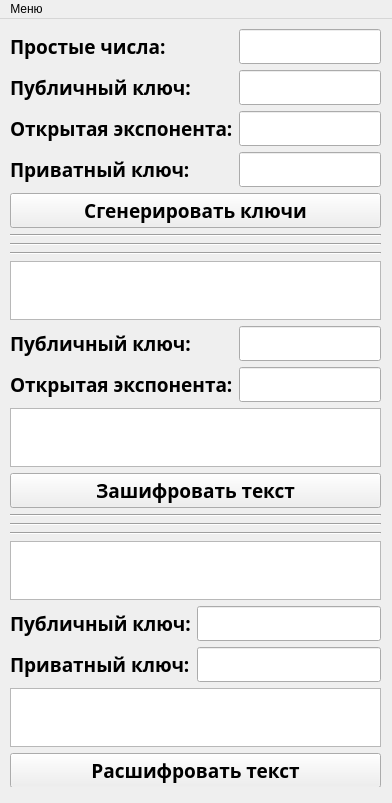
jim-py/rsa_interface, file form.ui: the form before one commit.
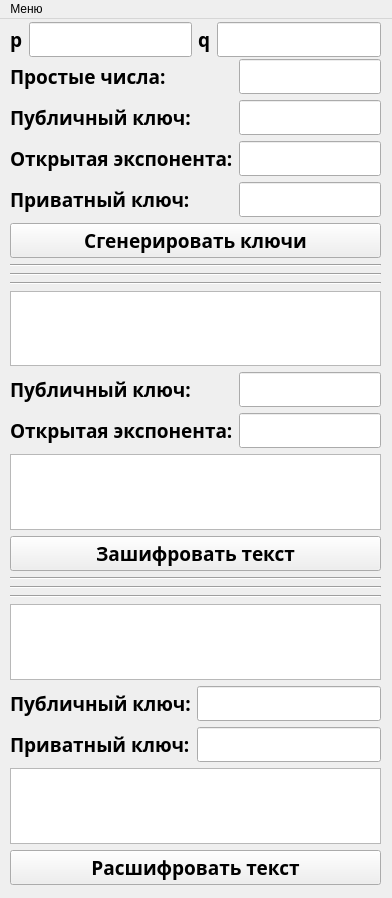
The form after the commit.

Patch:
```diff
--- a/form.ui
+++ b/form.ui
@@ -7,7 +7,7 @@
     <x>0</x>
     <y>0</y>
     <width>392</width>
-    <height>803</height>
+    <height>898</height>
    </rect>
   </property>
   <property name="sizePolicy">
@@ -24,15 +24,16 @@
     <property name="geometry">
      <rect>
       <x>10</x>
-      <y>10</y>
+      <y>40</y>
       <width>371</width>
-      <height>758</height>
+      <height>826</height>
      </rect>
     </property>
     <property name="font">
      <font>
       <family>Montserrat SemiBold</family>
       <pointsize>14</pointsize>
+      <weight>75</weight>
       <bold>true</bold>
      </font>
     </property>
@@ -45,6 +46,7 @@
           <font>
            <family>Montserrat SemiBold</family>
            <pointsize>14</pointsize>
+           <weight>75</weight>
            <bold>true</bold>
           </font>
          </property>
@@ -53,87 +55,94 @@
          </property>
         </widget>
        </item>
-       <item row="1" column="0">
-        <widget class="QLabel" name="label_2">
-         <property name="font">
-          <font>
-           <family>Montserrat SemiBold</family>
-           <pointsize>14</pointsize>
-           <bold>true</bold>
-          </font>
-         </property>
-         <property name="text">
-          <string>Публичный ключ:</string>
-         </property>
-        </widget>
-       </item>
-       <item row="2" column="0">
-        <widget class="QLabel" name="label_4">
-         <property name="font">
-          <font>
-           <family>Montserrat SemiBold</family>
-           <pointsize>14</pointsize>
-           <bold>true</bold>
-          </font>
-         </property>
-         <property name="text">
-          <string>Открытая экспонента:</string>
-         </property>
-        </widget>
-       </item>
-       <item row="3" column="0">
-        <widget class="QLabel" name="label_3">
-         <property name="font">
-          <font>
-           <family>Montserrat SemiBold</family>
-           <pointsize>14</pointsize>
-           <bold>true</bold>
-          </font>
-         </property>
-         <property name="text">
-          <string>Приватный ключ:</string>
-         </property>
-        </widget>
-       </item>
        <item row="0" column="1">
         <widget class="QLineEdit" name="lineEdit">
          <property name="font">
           <font>
            <family>Montserrat SemiBold</family>
            <pointsize>14</pointsize>
+           <weight>75</weight>
            <bold>true</bold>
           </font>
          </property>
         </widget>
        </item>
+       <item row="1" column="0">
+        <widget class="QLabel" name="label_2">
+         <property name="font">
+          <font>
+           <family>Montserrat SemiBold</family>
+           <pointsize>14</pointsize>
+           <weight>75</weight>
+           <bold>true</bold>
+          </font>
+         </property>
+         <property name="text">
+          <string>Публичный ключ:</string>
+         </property>
+        </widget>
+       </item>
        <item row="1" column="1">
         <widget class="QLineEdit" name="lineEdit_2">
          <property name="font">
           <font>
            <family>Montserrat SemiBold</family>
            <pointsize>14</pointsize>
+           <weight>75</weight>
            <bold>true</bold>
           </font>
          </property>
         </widget>
        </item>
+       <item row="2" column="0">
+        <widget class="QLabel" name="label_4">
+         <property name="font">
+          <font>
+           <family>Montserrat SemiBold</family>
+           <pointsize>14</pointsize>
+           <weight>75</weight>
+           <bold>true</bold>
+          </font>
+         </property>
+         <property name="text">
+          <string>Открытая экспонента:</string>
+         </property>
+        </widget>
+       </item>
        <item row="2" column="1">
         <widget class="QLineEdit" name="lineEdit_4">
          <property name="font">
           <font>
            <family>Montserrat SemiBold</family>
            <pointsize>14</pointsize>
+           <weight>75</weight>
            <bold>true</bold>
           </font>
          </property>
         </widget>
        </item>
+       <item row="3" column="0">
+        <widget class="QLabel" name="label_3">
+         <property name="font">
+          <font>
+           <family>Montserrat SemiBold</family>
+           <pointsize>14</pointsize>
+           <weight>75</weight>
+           <bold>true</bold>
+          </font>
+         </property>
+         <property name="text">
+          <string>Приватный ключ:</string>
+         </property>
+        </widget>
+       </item>
        <item row="3" column="1">
         <widget class="QLineEdit" name="lineEdit_3">
          <property name="font">
           <font>
            <family>Montserrat SemiBold</family>
            <pointsize>14</pointsize>
+           <weight>75</weight>
            <bold>true</bold>
           </font>
          </property>
@@ -145,6 +154,7 @@
           <font>
            <family>Montserrat SemiBold</family>
            <pointsize>14</pointsize>
+           <weight>75</weight>
            <bold>true</bold>
           </font>
          </property>
@@ -184,6 +194,7 @@
           <font>
            <family>Montserrat SemiBold</family>
            <pointsize>14</pointsize>
+           <weight>75</weight>
            <bold>true</bold>
           </font>
          </property>
@@ -195,6 +206,7 @@
           <font>
            <family>Montserrat SemiBold</family>
            <pointsize>14</pointsize>
+           <weight>75</weight>
            <bold>true</bold>
           </font>
          </property>
@@ -209,6 +221,7 @@
           <font>
            <family>Montserrat SemiBold</family>
            <pointsize>14</pointsize>
+           <weight>75</weight>
            <bold>true</bold>
           </font>
          </property>
@@ -220,6 +233,7 @@
           <font>
            <family>Montserrat SemiBold</family>
            <pointsize>14</pointsize>
+           <weight>75</weight>
            <bold>true</bold>
           </font>
          </property>
@@ -234,6 +248,7 @@
           <font>
            <family>Montserrat SemiBold</family>
            <pointsize>14</pointsize>
+           <weight>75</weight>
            <bold>true</bold>
           </font>
          </property>
@@ -244,7 +259,8 @@
          <property name="font">
           <font>
            <family>Montserrat SemiBold</family>
-           <pointsize>14</pointsize>
+           <pointsize>9</pointsize>
+           <weight>75</weight>
            <bold>true</bold>
           </font>
          </property>
@@ -256,6 +272,7 @@
           <font>
            <family>Montserrat SemiBold</family>
            <pointsize>14</pointsize>
+           <weight>75</weight>
            <bold>true</bold>
           </font>
          </property>
@@ -294,7 +311,8 @@
          <property name="font">
           <font>
            <family>Montserrat SemiBold</family>
-           <pointsize>14</pointsize>
+           <pointsize>9</pointsize>
+           <weight>75</weight>
            <bold>true</bold>
           </font>
          </property>
@@ -306,6 +324,7 @@
           <font>
            <family>Montserrat SemiBold</family>
            <pointsize>14</pointsize>
+           <weight>75</weight>
            <bold>true</bold>
           </font>
          </property>
@@ -320,6 +339,7 @@
           <font>
            <family>Montserrat SemiBold</family>
            <pointsize>14</pointsize>
+           <weight>75</weight>
            <bold>true</bold>
           </font>
          </property>
@@ -331,6 +351,7 @@
           <font>
            <family>Montserrat SemiBold</family>
            <pointsize>14</pointsize>
+           <weight>75</weight>
            <bold>true</bold>
           </font>
          </property>
@@ -345,6 +366,7 @@
           <font>
            <family>Montserrat SemiBold</family>
            <pointsize>14</pointsize>
+           <weight>75</weight>
            <bold>true</bold>
           </font>
          </property>
@@ -356,6 +378,7 @@
           <font>
            <family>Montserrat SemiBold</family>
            <pointsize>14</pointsize>
+           <weight>75</weight>
            <bold>true</bold>
           </font>
          </property>
@@ -367,6 +390,7 @@
           <font>
            <family>Montserrat SemiBold</family>
            <pointsize>14</pointsize>
+           <weight>75</weight>
            <bold>true</bold>
           </font>
          </property>
@@ -379,6 +403,72 @@
      </item>
     </layout>
    </widget>
+   <widget class="QWidget" name="gridLayoutWidget">
+    <property name="geometry">
+     <rect>
+      <x>10</x>
+      <y>0</y>
+      <width>371</width>
+      <height>41</height>
+     </rect>
+    </property>
+    <layout class="QGridLayout" name="gridLayout">
+     <item row="0" column="1">
+      <widget class="QLineEdit" name="lineEdit_9">
+       <property name="font">
+        <font>
+         <family>Montserrat SemiBold</family>
+         <pointsize>14</pointsize>
+         <weight>75</weight>
+         <bold>true</bold>
+        </font>
+       </property>
+      </widget>
+     </item>
+     <item row="0" column="2">
+      <widget class="QLabel" name="label_10">
+       <property name="font">
+        <font>
+         <family>Montserrat SemiBold</family>
+         <pointsize>14</pointsize>
+         <weight>75</weight>
+         <bold>true</bold>
+        </font>
+       </property>
+       <property name="text">
+        <string>q</string>
+       </property>
+      </widget>
+     </item>
+     <item row="0" column="0">
+      <widget class="QLabel" name="label_9">
+       <property name="font">
+        <font>
+         <family>Montserrat SemiBold</family>
+         <pointsize>14</pointsize>
+         <weight>75</weight>
+         <bold>true</bold>
+        </font>
+       </property>
+       <property name="text">
+        <string>p</string>
+       </property>
+      </widget>
+     </item>
+     <item row="0" column="3">
+      <widget class="QLineEdit" name="lineEdit_10">
+       <property name="font">
+        <font>
+         <family>Montserrat SemiBold</family>
+         <pointsize>14</pointsize>
+         <weight>75</weight>
+         <bold>true</bold>
+        </font>
+       </property>
+      </widget>
+     </item>
+    </layout>
+   </widget>
   </widget>
   <widget class="QMenuBar" name="menubar">
    <property name="geometry">
```
Left out of the diff: 19 changed lines with no effect on the pictures.
